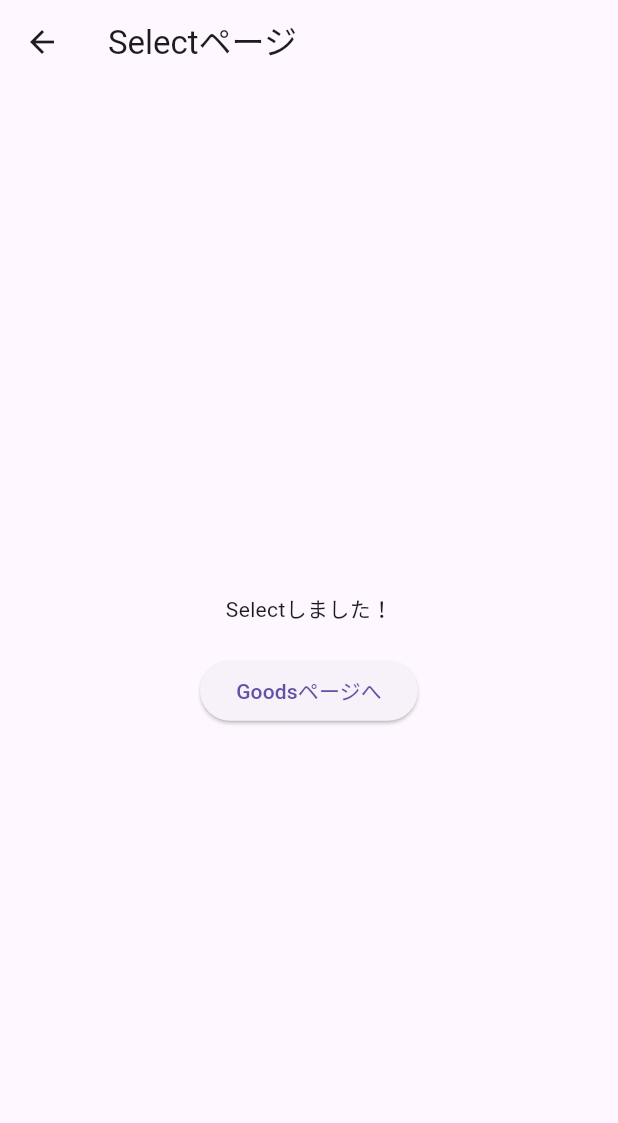
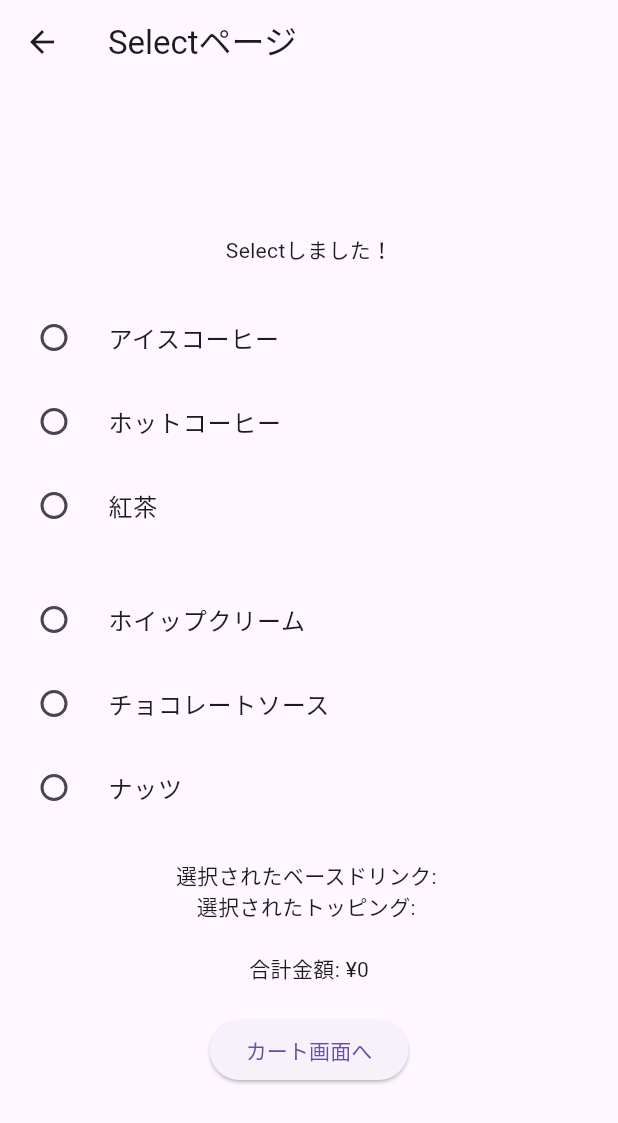
Before and after one commit to jagateyan/selec_drink, a Flutter app: the SelectPage screen opened by its route, on a phone screen of 412 x 824 dp. Shown: the top 1123 px of the screen. Run offline on Flutter 3.47's test engine with Material 3 defaults, Android fonts, the phone set to English and light mode, and no system bars; our stand-ins replace fluttertoast.

Commit message:
selectページの作成
selectページの作成と遷移後のselect_resultページを作成した

```diff
--- a/select_drink_app/lib/select.dart
+++ b/select_drink_app/lib/select.dart
@@ -1,6 +1,25 @@
 import 'package:flutter/material.dart';
+import 'select_result.dart'; // 追加
 
-class SelectPage extends StatelessWidget {
+class SelectPage extends StatefulWidget {
+  @override
+  _SelectPageState createState() => _SelectPageState();
+}
+
+class _SelectPageState extends State<SelectPage> {
+  List<String> baseDrinks = ['アイスコーヒー', 'ホットコーヒー', '紅茶'];
+  String selectedBaseDrink = '';
+  int selectedBaseDrinkIndex = 0;
+  int selectedBaseDrinkPrice = 0; // 初期値は200円
+
+  List<String> toppings = ['ホイップクリーム', 'チョコレートソース', 'ナッツ'];
+  String selectedTopping = '';
+  int selectedIndex = 0;
+  int selectedToppingPrice = 0; // 初期値は100円
+
+  List<int> baseDrinkPrices = [200, 200, 200];
+  List<int> toppingPrices = [100, 100, 50];
+
   @override
   Widget build(BuildContext context) {
     return Scaffold(
@@ -13,11 +32,64 @@ class SelectPage extends StatelessWidget {
           children: <Widget>[
             Text('Selectしました！'),
             SizedBox(height: 20),
+            Column(
+              children: baseDrinks.map((baseDrink) {
+                return RadioListTile(
+                  value: baseDrink,
+                  groupValue: selectedBaseDrink,
+                  onChanged: (value) {
+                    setState(() {
+                      selectedBaseDrink = value as String;
+                      selectedBaseDrinkPrice =
+                          baseDrinkPrices[baseDrinks.indexOf(value)];
+                    });
+                  },
+                  title: Text(baseDrink),
+                );
+              }).toList(),
+            ),
+            SizedBox(height: 20),
+            Column(
+              children: toppings.map((topping) {
+                return RadioListTile(
+                  value: topping,
+                  groupValue: selectedTopping,
+                  onChanged: (value) {
+                    setState(() {
+                      selectedTopping = value as String;
+                      selectedToppingPrice =
+                          toppingPrices[toppings.indexOf(value)];
+                    });
+                  },
+                  title: Text(topping),
+                );
+              }).toList(),
+            ),
+            SizedBox(height: 20),
+            Text('選択されたベースドリンク: $selectedBaseDrink'),
+            Text('選択されたトッピング: $selectedTopping'),
+            SizedBox(height: 20),
+            Text('合計金額: ¥${selectedBaseDrinkPrice + selectedToppingPrice}'),
+            SizedBox(height: 20),
             ElevatedButton(
               onPressed: () {
-                Navigator.pushNamed(context, '/goods'); // 'goods.dart' へ遷移
+                final selectedDrink = {
+                  'baseDrink': selectedBaseDrink,
+                  'baseDrinkPrice': selectedBaseDrinkPrice,
+                  'topping': selectedTopping,
+                  'toppingPrice': selectedToppingPrice,
+                  'totalPrice': selectedBaseDrinkPrice + selectedToppingPrice,
+                };
+
+                Navigator.push(
+                  context,
+                  MaterialPageRoute(
+                    builder: (context) =>
+                        SelectResultPage(selectedDrink: selectedDrink),
+                  ),
+                );
               },
-              child: Text('Goodsページへ'),
+              child: Text('カート画面へ'),
             ),
           ],
         ),
```
Also changed, not shown: select_drink_app/lib/select_result.dart (added, +39 -0 lines).
